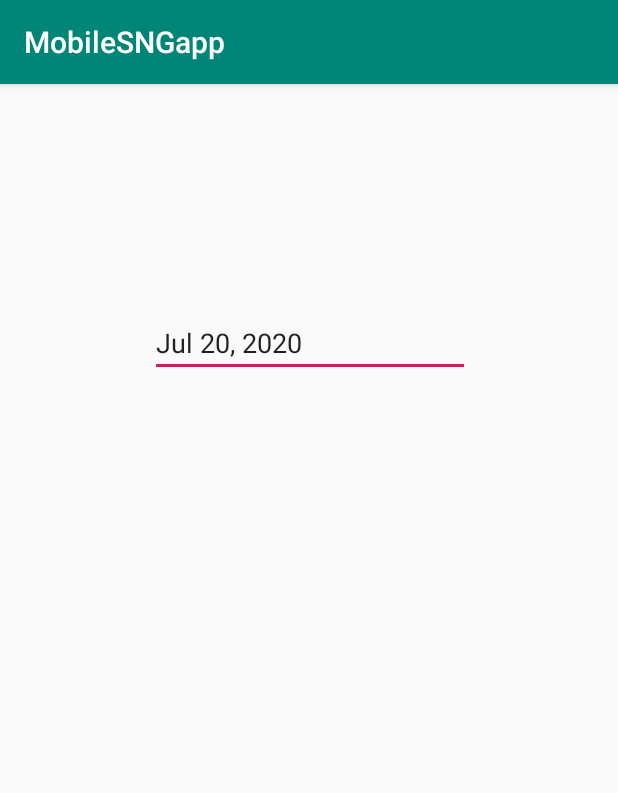
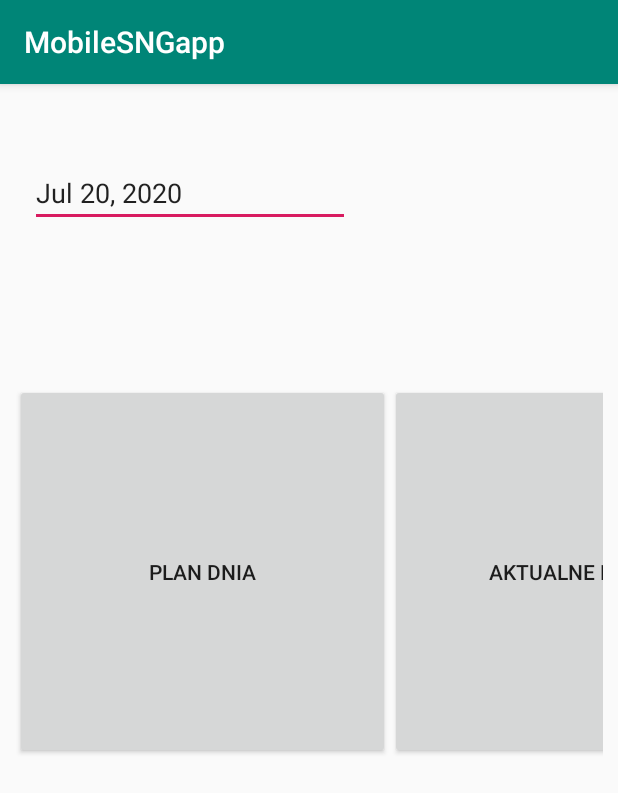
Before and after one commit to hubsimperator/mobilesngapp, an Android app: the screen it shows after launch (MainMenu), on a phone screen of 412 x 824 dp. Shown: the top 793 px of the screen. Run offline under Robolectric (Android 15) with nearby library versions, the phone set to English and light mode, and no system bars.

Commit message:
Utworzone ruchome menu główne z podpietymi podstronami do menu

```diff
--- a/app/src/main/AndroidManifest.xml
+++ b/app/src/main/AndroidManifest.xml
@@ -30,6 +30,10 @@
                 <category android:name="android.intent.category.LAUNCHER" />
             </intent-filter>
         </activity>
+        <activity android:name=".Activity.PlanDay"></activity>
+        <activity android:name=".Activity.CurrentWorks"></activity>
+        <activity android:name=".Activity.EndWorks"></activity>
+        <activity android:name=".Activity.Squad"></activity>
     </application>
 
 </manifest>
--- a/app/src/main/java/com/example/mobilesngapp/Activity/MainMenu.java
+++ b/app/src/main/java/com/example/mobilesngapp/Activity/MainMenu.java
@@ -1,9 +1,11 @@
 package com.example.mobilesngapp.Activity;
 
 import android.app.DatePickerDialog;
+import android.content.Intent;
 import android.os.Bundle;
 import android.text.InputType;
 import android.view.View;
+import android.widget.Button;
 import android.widget.DatePicker;
 import android.widget.EditText;
 
@@ -17,10 +19,16 @@ import java.util.Calendar;
 public class MainMenu extends AppCompatActivity {
     DatePickerDialog picker;
     EditText date;
+    Button planDay;
+    Button works;
+    Button endWorks;
+    Button squad;
     @Override
     protected void onCreate(Bundle savedInstanceState) {
         super.onCreate(savedInstanceState);
         setContentView(R.layout.activity_menu);
+
+        // Kalendarz
         date =(EditText) findViewById(R.id.dateText);
         date.setInputType(InputType.TYPE_NULL);
         Calendar c = Calendar.getInstance();
@@ -55,5 +63,43 @@ public class MainMenu extends AppCompatActivity {
                 picker.show();
             }
         });
+        // Menu
+        planDay = findViewById(R.id.planDniaButton);
+        works = findViewById(R.id.aktualnePraceButton);
+        endWorks = findViewById(R.id.zakonczonePraceButton);
+        squad = findViewById(R.id.brygadaButton);
+
+        //Przejście na nowy ekran po wciśnięciu buttona PLAN DNIA
+        planDay.setOnClickListener(new View.OnClickListener() {
+            @Override
+            public void onClick(View view) {
+                Intent intent = new Intent(view.getContext(), PlanDay.class);
+                startActivityForResult(intent, 0);
+            }
+        });
+        // Nowy ekran ZAPLANOWANE PRACE
+        works.setOnClickListener(new View.OnClickListener() {
+            @Override
+            public void onClick(View view) {
+                Intent intent = new Intent(view.getContext(), CurrentWorks.class);
+                startActivityForResult(intent, 0);
+            }
+        });
+        // Nowy ekran ZAKOŃCZONE PRACE
+        endWorks.setOnClickListener(new View.OnClickListener() {
+            @Override
+            public void onClick(View view) {
+                Intent intent = new Intent(view.getContext(), EndWorks.class);
+                startActivityForResult(intent, 0);
+            }
+        });
+        // Nowy ekran BRYGADA
+        squad.setOnClickListener(new View.OnClickListener() {
+            @Override
+            public void onClick(View view) {
+                Intent intent = new Intent(view.getContext(), Squad.class);
+                startActivityForResult(intent, 0);
+            }
+        });
     }
 }
--- /dev/null
+++ b/app/src/main/res/layout/activity_currentwork.xml
@@ -0,0 +1,6 @@
+<?xml version="1.0" encoding="utf-8"?>
+<androidx.constraintlayout.widget.ConstraintLayout
+    xmlns:android="http://schemas.android.com/apk/res/android" android:layout_width="match_parent"
+    android:layout_height="match_parent">
+
+</androidx.constraintlayout.widget.ConstraintLayout>
--- /dev/null
+++ b/app/src/main/res/layout/activity_endworks.xml
@@ -0,0 +1,6 @@
+<?xml version="1.0" encoding="utf-8"?>
+<androidx.constraintlayout.widget.ConstraintLayout
+    xmlns:android="http://schemas.android.com/apk/res/android" android:layout_width="match_parent"
+    android:layout_height="match_parent">
+
+</androidx.constraintlayout.widget.ConstraintLayout>
--- a/app/src/main/res/layout/activity_menu.xml
+++ b/app/src/main/res/layout/activity_menu.xml
@@ -1,13 +1,58 @@
 <?xml version="1.0" encoding="utf-8"?>
 <RelativeLayout xmlns:android="http://schemas.android.com/apk/res/android"
-    android:layout_width="match_parent" android:layout_height="match_parent">
+    android:layout_width="match_parent"
+    android:layout_height="match_parent"
+    android:layout_span="@android:integer/config_shortAnimTime">
+
     <EditText
         android:id="@+id/dateText"
         android:layout_width="wrap_content"
         android:layout_height="wrap_content"
-        android:layout_marginLeft="100dp"
-        android:layout_marginTop="150dp"
+        android:layout_marginStart="20sp"
+        android:layout_marginLeft="20sp"
+        android:layout_marginTop="50sp"
         android:ems="10"
-        android:hint="Enter Date" />
+        android:hint="Data" />
+
+    <HorizontalScrollView
+        android:layout_width="wrap_content"
+        android:layout_height="wrap_content"
+        android:layout_marginLeft="10dp"
+        android:layout_marginTop="200dp"
+        android:layout_marginRight="10dp"
+        android:scrollbars="none">
+
+        <LinearLayout
+            android:layout_width="wrap_content"
+            android:layout_height="wrap_content"
+            android:orientation="horizontal">
+
+            <Button
+                android:id="@+id/planDniaButton"
+                android:layout_width="250dp"
+                android:layout_height="250dp"
+                android:text="Plan Dnia" />
+
+            <Button
+                android:id="@+id/aktualnePraceButton"
+                android:layout_width="250dp"
+                android:layout_height="250dp"
+                android:text="Aktualne Prace" />
+
+            <Button
+                android:id="@+id/zakonczonePraceButton"
+                android:layout_width="250dp"
+                android:layout_height="250dp"
+                android:text="Zakończone Prace" />
+
+            <Button
+                android:id="@+id/brygadaButton"
+                android:layout_width="250dp"
+                android:layout_height="250dp"
+                android:text="Brygada" />
+
+        </LinearLayout>
+
+    </HorizontalScrollView>
 
 </RelativeLayout>
--- /dev/null
+++ b/app/src/main/res/layout/activity_squad.xml
@@ -0,0 +1,6 @@
+<?xml version="1.0" encoding="utf-8"?>
+<androidx.constraintlayout.widget.ConstraintLayout
+    xmlns:android="http://schemas.android.com/apk/res/android" android:layout_width="match_parent"
+    android:layout_height="match_parent">
+
+</androidx.constraintlayout.widget.ConstraintLayout>
--- /dev/null
+++ b/app/src/main/res/layout/activity_workplan.xml
@@ -0,0 +1,6 @@
+<?xml version="1.0" encoding="utf-8"?>
+<androidx.constraintlayout.widget.ConstraintLayout
+    xmlns:android="http://schemas.android.com/apk/res/android" android:layout_width="match_parent"
+    android:layout_height="match_parent">
+
+</androidx.constraintlayout.widget.ConstraintLayout>
```
Also changed, not shown: app/src/main/java/com/example/mobilesngapp/Activity/CurrentWorks.java (added, +15 -0 lines), app/src/main/java/com/example/mobilesngapp/Activity/EndWorks.java (added, +15 -0 lines), app/src/main/java/com/example/mobilesngapp/Activity/PlanDay.java (added, +15 -0 lines), app/src/main/java/com/example/mobilesngapp/Activity/Squad.java (added, +15 -0 lines).
